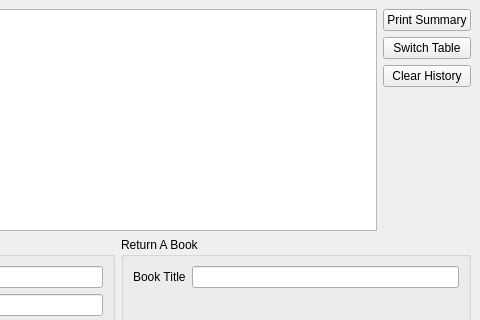
Before: the Qt Designer form mainwindow.ui in cihansenyuz/library_system, drawn with Qt 5; both pictures show x 320 to 800 and y 0 to 320 of the 800 by 600 pixel window.
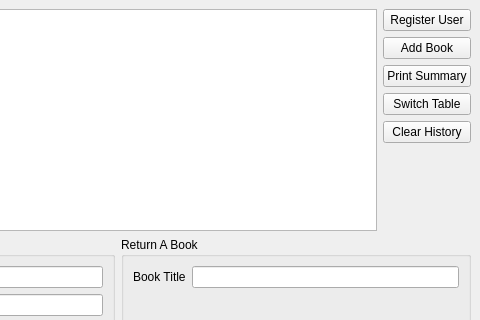
After: the same form once the commit is applied.

Commit message: enhancment issue #33, issue #30 is done, and register button part of issue #34 is implemanted

Diff of the .ui file:
```diff
--- a/mainwindow.ui
+++ b/mainwindow.ui
@@ -54,6 +54,20 @@
           </item>
           <item>
            <layout class="QVBoxLayout" name="verticalLayout">
+            <item>
+             <widget class="QPushButton" name="registerButton">
+              <property name="text">
+               <string>Register User</string>
+              </property>
+             </widget>
+            </item>
+            <item>
+             <widget class="QPushButton" name="addButton">
+              <property name="text">
+               <string>Add Book</string>
+              </property>
+             </widget>
+            </item>
             <item>
              <widget class="QPushButton" name="summaryButton">
               <property name="text">
```
The commit also changes 8 other files.
